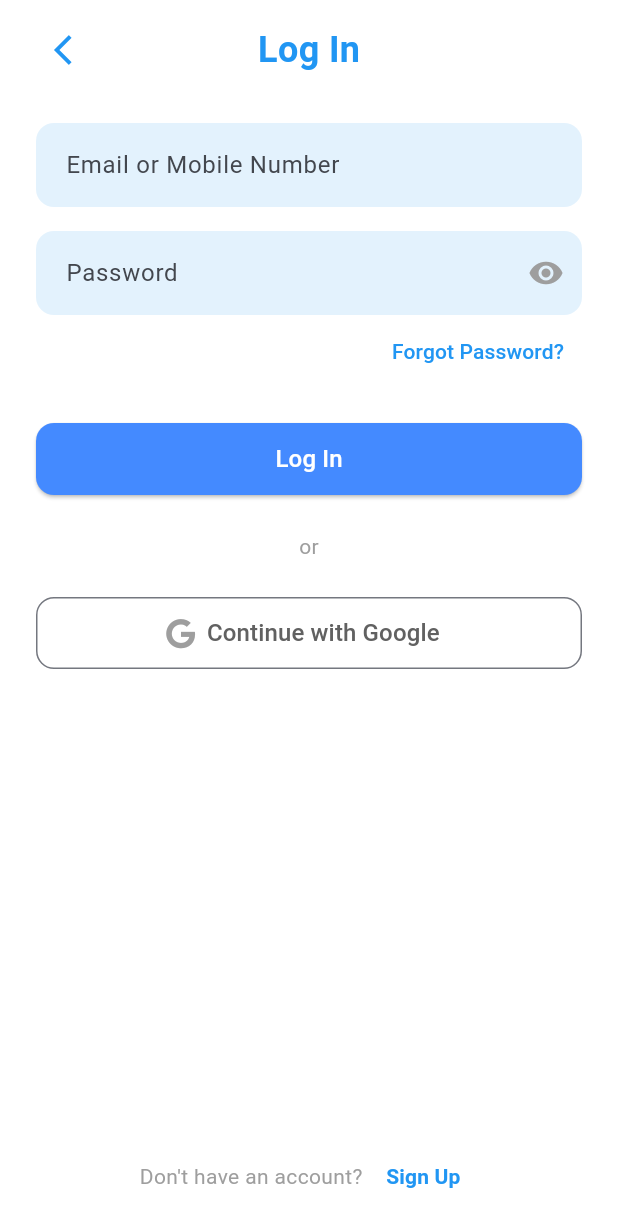
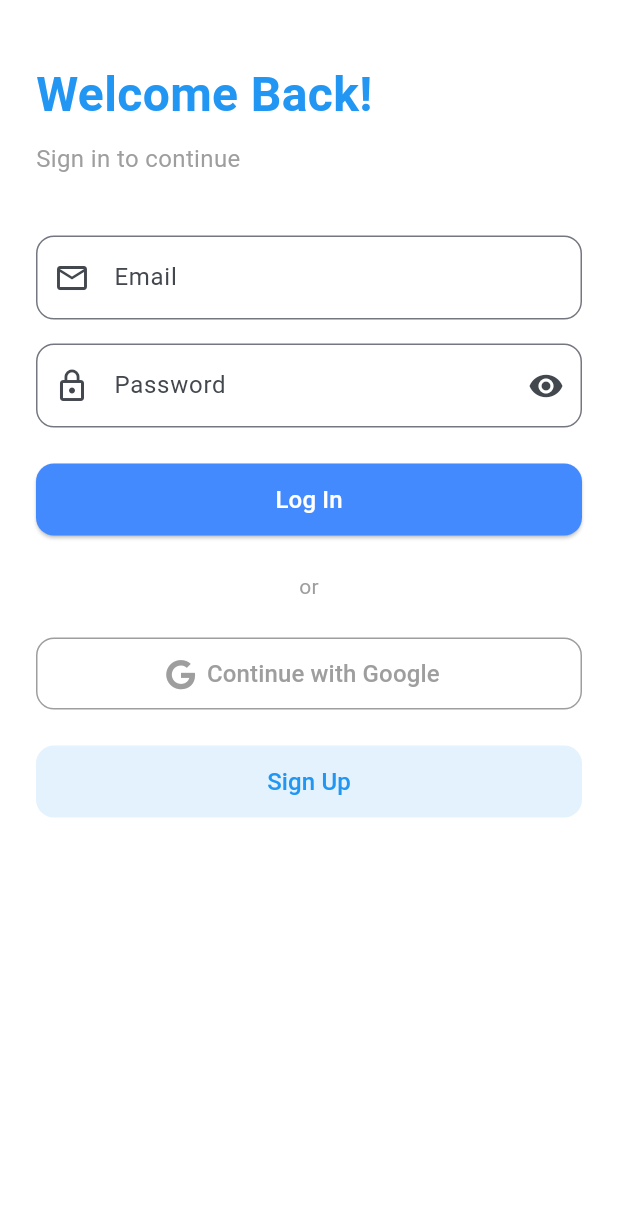
Before and after one commit to chinnu1926/mdbase, a Flutter app: the screen it shows after launch, after a tap on "Log In", on a phone screen of 412 x 824 dp. Shown: the top 1227 px of the screen. Run offline on Flutter 3.47's test engine with Material 3 defaults, Android fonts, the light colour scheme and no system bars; our stand-ins replace firebase_auth, firebase_core, font_awesome_flutter, google_sign_in, image_picker, shared_preferences; accounts and stored records are empty.

Commit message:
Updated code changes

```diff
--- a/lib/main.dart
+++ b/lib/main.dart
@@ -1,17 +1,18 @@
+import 'package:flutter/material.dart';
+import 'package:shared_preferences/shared_preferences.dart';
 import 'package:firebase_core/firebase_core.dart';
-import 'package:flutter/material.dart';
 import 'screens/welcome_screen.dart';
+import 'screens/home_screen.dart';
 
 void main() async {
-  WidgetsFlutterBinding.ensureInitialized(); // Ensures Firebase is initialized properly
-  await Firebase.initializeApp(); // Initialize Firebase
+  WidgetsFlutterBinding.ensureInitialized();
+  await Firebase.initializeApp();
   runApp(const MyApp());
 }
 
 class MyApp extends StatelessWidget {
   const MyApp({super.key});
 
-  // This widget is the root of your application.
   @override
   Widget build(BuildContext context) {
     return MaterialApp(
@@ -26,8 +27,49 @@ class MyApp extends StatelessWidget {
         useMaterial3: true,
         fontFamily: 'Roboto',
       ),
-      home: const WelcomeScreen(),
+      home: const AuthWrapper(),
     );
+  }
+}
+
+class AuthWrapper extends StatefulWidget {
+  const AuthWrapper({super.key});
+
+  @override
+  State<AuthWrapper> createState() => _AuthWrapperState();
+}
+
+class _AuthWrapperState extends State<AuthWrapper> {
+  bool _isLoading = true;
+  bool _isLoggedIn = false;
+
+  @override
+  void initState() {
+    super.initState();
+    _checkLoginStatus();
+  }
+
+  Future<void> _checkLoginStatus() async {
+    final prefs = await SharedPreferences.getInstance();
+    // Clear login state for testing
+    await prefs.clear();
+    final isLoggedIn = prefs.getBool('isLoggedIn') ?? false;
+
+    if (mounted) {
+      setState(() {
+        _isLoggedIn = isLoggedIn;
+        _isLoading = false;
+      });
+    }
+  }
+
+  @override
+  Widget build(BuildContext context) {
+    if (_isLoading) {
+      return const Scaffold(body: Center(child: CircularProgressIndicator()));
+    }
+
+    return _isLoggedIn ? const HomeScreen() : const WelcomeScreen();
   }
 }
 
--- a/lib/screens/login_screen.dart
+++ b/lib/screens/login_screen.dart
@@ -1,7 +1,8 @@
 import 'package:flutter/material.dart';
 import 'package:font_awesome_flutter/font_awesome_flutter.dart';
+import 'package:shared_preferences/shared_preferences.dart';
+import 'package:google_sign_in/google_sign_in.dart';
 import 'package:firebase_auth/firebase_auth.dart';
-import 'package:mbase/services/auth_service.dart';
 import 'home_screen.dart';
 import 'signup_screen.dart';
 
@@ -16,7 +17,7 @@ class _LoginScreenState extends State<LoginScreen> {
   bool _isPasswordVisible = false;
   final _emailController = TextEditingController();
   final _passwordController = TextEditingController();
-  final AuthService _authService = AuthService();
+  final GoogleSignIn _googleSignIn = GoogleSignIn(scopes: ['email']);
 
   @override
   void dispose() {
@@ -25,34 +26,95 @@ class _LoginScreenState extends State<LoginScreen> {
     super.dispose();
   }
 
-  void _login() async {
-    User? user = await _authService.loginWithEmail(
-      _emailController.text.trim(),
-      _passwordController.text.trim(),
+  Future<void> _handleGoogleSignIn() async {
+    try {
+      // Trigger the authentication flow
+      final GoogleSignInAccount? googleUser = await _googleSignIn.signIn();
+      print('Google Sign-In initiated');
+
+      if (googleUser == null) {
+        print('Google Sign-In was cancelled by user');
+        if (mounted) {
+          ScaffoldMessenger.of(context).showSnackBar(
+            const SnackBar(
+              content: Text('Google Sign-In was cancelled'),
+              backgroundColor: Colors.orange,
+            ),
           );
+        }
+        return;
+      }
+
+      print('Google Sign-In successful: ${googleUser.email}');
+
+      // Obtain the auth details from the request
+      final GoogleSignInAuthentication googleAuth =
+          await googleUser.authentication;
+      print('Got Google auth details');
+
+      // Create a new credential
+      final credential = GoogleAuthProvider.credential(
+        accessToken: googleAuth.accessToken,
+        idToken: googleAuth.idToken,
+      );
+
+      // Sign in to Firebase with the Google credential
+      final UserCredential userCredential = await FirebaseAuth.instance
+          .signInWithCredential(credential);
+      final User? user = userCredential.user;
+      print('Firebase authentication successful: ${user?.email}');
+
       if (user != null) {
+        // Save login state
+        final prefs = await SharedPreferences.getInstance();
+        await prefs.setBool('isLoggedIn', true);
+        await prefs.setString('userEmail', user.email ?? '');
+
+        if (mounted) {
           Navigator.pushReplacement(
             context,
             MaterialPageRoute(builder: (context) => const HomeScreen()),
           );
-    } else {
-      ScaffoldMessenger.of(
-        context,
-      ).showSnackBar(const SnackBar(content: Text("Login failed!")));
+        }
+      }
+    } catch (error) {
+      print('Google Sign-In error: $error');
+      if (mounted) {
+        ScaffoldMessenger.of(context).showSnackBar(
+          SnackBar(
+            content: Text('Google Sign-In failed: ${error.toString()}'),
+            backgroundColor: Colors.red,
+          ),
+        );
+      }
     }
   }
 
-  void _googleSignIn() async {
-    User? user = await _authService.signInWithGoogle();
-    if (user != null) {
+  Future<void> _handleLogin() async {
+    // Here you would typically validate credentials with your backend
+    // For this example, we'll just check if fields are not empty
+    if (_emailController.text.isNotEmpty &&
+        _passwordController.text.isNotEmpty) {
+      // Save login state
+      final prefs = await SharedPreferences.getInstance();
+      await prefs.setBool('isLoggedIn', true);
+      await prefs.setString('userEmail', _emailController.text);
+
+      if (mounted) {
         Navigator.pushReplacement(
           context,
           MaterialPageRoute(builder: (context) => const HomeScreen()),
         );
+      }
     } else {
-      ScaffoldMessenger.of(
-        context,
-      ).showSnackBar(const SnackBar(content: Text("Google Sign-In failed!")));
+      if (mounted) {
+        ScaffoldMessenger.of(context).showSnackBar(
+          const SnackBar(
+            content: Text('Please fill in all fields'),
+            backgroundColor: Colors.red,
+          ),
+        );
+      }
     }
   }
 
@@ -66,46 +128,28 @@ class _LoginScreenState extends State<LoginScreen> {
           child: Column(
             crossAxisAlignment: CrossAxisAlignment.start,
             children: [
-              const SizedBox(height: 16),
-              Stack(
-                alignment: Alignment.center,
-                children: [
-                  Positioned(
-                    left: 0,
-                    child: IconButton(
-                      icon: const Icon(
-                        Icons.arrow_back_ios,
-                        color: Colors.blue,
-                      ),
-                      onPressed: () => Navigator.pop(context),
-                    ),
-                  ),
-                  const Center(
-                    child: Text(
-                      'Log In',
+              const SizedBox(height: 40),
+              const Text(
+                'Welcome Back!',
                 style: TextStyle(
-                        fontSize: 24,
+                  fontSize: 32,
                   fontWeight: FontWeight.bold,
                   color: Colors.blue,
                 ),
               ),
+              const SizedBox(height: 8),
+              const Text(
+                'Sign in to continue',
+                style: TextStyle(fontSize: 16, color: Colors.grey),
               ),
-                ],
-              ),
-              const SizedBox(height: 32),
+              const SizedBox(height: 40),
               TextField(
                 controller: _emailController,
                 decoration: InputDecoration(
-                  labelText: 'Email or Mobile Number',
-                  filled: true,
-                  fillColor: Colors.blue.shade50,
+                  labelText: 'Email',
+                  prefixIcon: const Icon(Icons.email_outlined),
                   border: OutlineInputBorder(
                     borderRadius: BorderRadius.circular(12),
-                    borderSide: BorderSide.none,
-                  ),
-                  contentPadding: const EdgeInsets.symmetric(
-                    horizontal: 16,
-                    vertical: 16,
                   ),
                 ),
               ),
@@ -115,22 +159,12 @@ class _LoginScreenState extends State<LoginScreen> {
                 obscureText: !_isPasswordVisible,
                 decoration: InputDecoration(
                   labelText: 'Password',
-                  filled: true,
-                  fillColor: Colors.blue.shade50,
-                  border: OutlineInputBorder(
-                    borderRadius: BorderRadius.circular(12),
-                    borderSide: BorderSide.none,
-                  ),
-                  contentPadding: const EdgeInsets.symmetric(
-                    horizontal: 16,
-                    vertical: 16,
-                  ),
+                  prefixIcon: const Icon(Icons.lock_outline),
                   suffixIcon: IconButton(
                     icon: Icon(
                       _isPasswordVisible
                           ? Icons.visibility_off
                           : Icons.visibility,
-                      color: Colors.grey,
                     ),
                     onPressed: () {
                       setState(() {
@@ -138,15 +172,8 @@ class _LoginScreenState extends State<LoginScreen> {
                       });
                     },
                   ),
-                ),
-              ),
-              Align(
-                alignment: Alignment.centerRight,
-                child: TextButton(
-                  onPressed: () {}, // TODO: Implement forgot password
-                  child: const Text(
-                    'Forgot Password?',
-                    style: TextStyle(color: Colors.blue, fontSize: 14),
+                  border: OutlineInputBorder(
+                    borderRadius: BorderRadius.circular(12),
                   ),
                 ),
               ),
@@ -155,7 +182,7 @@ class _LoginScreenState extends State<LoginScreen> {
                 width: double.infinity,
                 height: 48,
                 child: ElevatedButton(
-                  onPressed: _login,
+                  onPressed: _handleLogin,
                   style: ElevatedButton.styleFrom(
                     backgroundColor: Colors.blueAccent,
                     shape: RoundedRectangleBorder(
@@ -184,9 +211,10 @@ class _LoginScreenState extends State<LoginScreen> {
                 width: double.infinity,
                 height: 48,
                 child: OutlinedButton.icon(
-                  onPressed: _googleSignIn,
+                  onPressed: _handleGoogleSignIn,
                   style: OutlinedButton.styleFrom(
                     backgroundColor: Colors.white,
+                    side: const BorderSide(color: Colors.grey),
                     shape: RoundedRectangleBorder(
                       borderRadius: BorderRadius.circular(12),
                     ),
@@ -196,26 +224,21 @@ class _LoginScreenState extends State<LoginScreen> {
                     size: 20,
                     color: Colors.grey,
                   ),
-                  label: Text(
+                  label: const Text(
                     'Continue with Google',
                     style: TextStyle(
                       fontSize: 16,
                       fontWeight: FontWeight.w500,
-                      color: Colors.grey.shade700,
+                      color: Colors.grey,
                     ),
                   ),
                 ),
               ),
-              const Spacer(),
-              Center(
-                child: Row(
-                  mainAxisAlignment: MainAxisAlignment.center,
-                  children: [
-                    const Text(
-                      "Don't have an account? ",
-                      style: TextStyle(color: Colors.grey),
-                    ),
-                    TextButton(
+              const SizedBox(height: 24),
+              SizedBox(
+                width: double.infinity,
+                height: 48,
+                child: TextButton(
                   onPressed: () {
                     Navigator.push(
                       context,
@@ -224,18 +247,22 @@ class _LoginScreenState extends State<LoginScreen> {
                       ),
                     );
                   },
+                  style: TextButton.styleFrom(
+                    backgroundColor: Colors.blue.shade50,
+                    shape: RoundedRectangleBorder(
+                      borderRadius: BorderRadius.circular(12),
+                    ),
+                  ),
                   child: const Text(
                     'Sign Up',
                     style: TextStyle(
+                      fontSize: 16,
+                      fontWeight: FontWeight.w500,
                       color: Colors.blue,
-                          fontWeight: FontWeight.bold,
                     ),
                   ),
                 ),
-                  ],
               ),
-              ),
-              const SizedBox(height: 16),
             ],
           ),
         ),
--- a/pubspec.yaml
+++ b/pubspec.yaml
@@ -36,6 +36,7 @@ dependencies:
   cupertino_icons: ^1.0.8
   font_awesome_flutter: ^10.7.0
   image_picker: ^1.0.7
+  shared_preferences: ^2.2.2
   firebase_core: ^3.12.1
   firebase_auth: ^5.5.1
   cloud_firestore: ^5.2.0
```
Also changed, not shown: lib/screens/general_settings_screen.dart (+16 -10 lines), pubspec.lock, 3 other files. Lines whose indentation alone changed are shown as unchanged.
